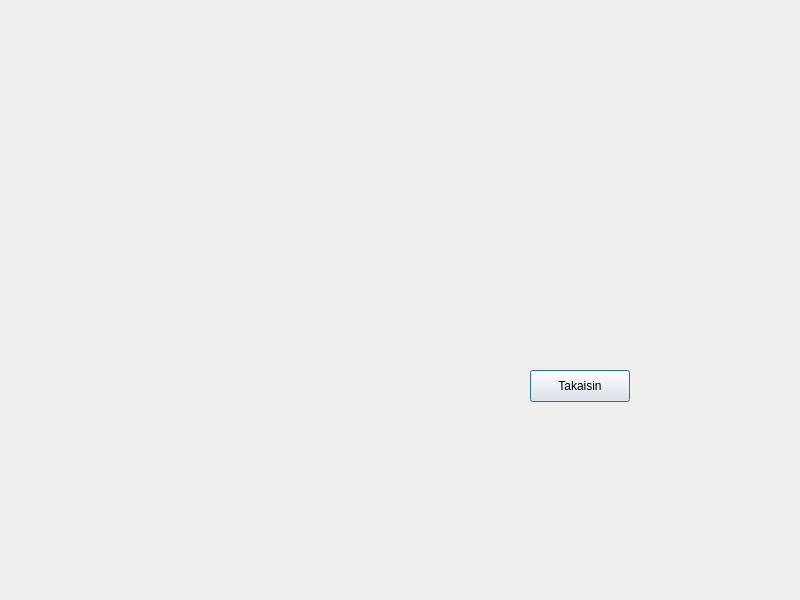
Qt form bank-automat/withdraw.ui (DeveMike/Software_Development_Application_Project) before a commit.
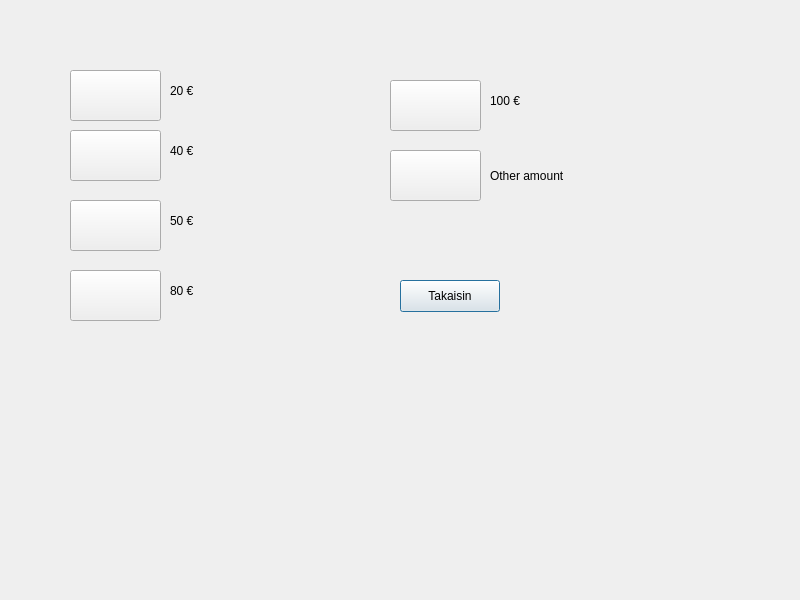
The same form after that commit. Icons and pictures are not drawn.

What changed in the file:
```diff
--- a/bank-automat/withdraw.ui
+++ b/bank-automat/withdraw.ui
@@ -16,8 +16,8 @@
   <widget class="QPushButton" name="btnBack">
    <property name="geometry">
     <rect>
-     <x>530</x>
-     <y>370</y>
+     <x>400</x>
+     <y>280</y>
      <width>100</width>
      <height>32</height>
     </rect>
@@ -26,6 +26,222 @@
     <string>Takaisin</string>
    </property>
   </widget>
+  <widget class="QLabel" name="txtOut_50">
+   <property name="geometry">
+    <rect>
+     <x>170</x>
+     <y>210</y>
+     <width>61</width>
+     <height>21</height>
+    </rect>
+   </property>
+   <property name="text">
+    <string>50 €</string>
+   </property>
+  </widget>
+  <widget class="QPushButton" name="buttonOut_40">
+   <property name="geometry">
+    <rect>
+     <x>70</x>
+     <y>130</y>
+     <width>91</width>
+     <height>51</height>
+    </rect>
+   </property>
+   <property name="text">
+    <string/>
+   </property>
+   <property name="icon">
+    <iconset>
+     <normaloff>:/resources/arrow.jpg</normaloff>:/resources/arrow.jpg</iconset>
+   </property>
+   <property name="iconSize">
+    <size>
+     <width>32</width>
+     <height>32</height>
+    </size>
+   </property>
+  </widget>
+  <widget class="QPushButton" name="buttonOut_x">
+   <property name="geometry">
+    <rect>
+     <x>390</x>
+     <y>150</y>
+     <width>91</width>
+     <height>51</height>
+    </rect>
+   </property>
+   <property name="text">
+    <string/>
+   </property>
+   <property name="icon">
+    <iconset>
+     <normaloff>:/resources/arrow.jpg</normaloff>:/resources/arrow.jpg</iconset>
+   </property>
+   <property name="iconSize">
+    <size>
+     <width>32</width>
+     <height>32</height>
+    </size>
+   </property>
+  </widget>
+  <widget class="QPushButton" name="buttonOut_20">
+   <property name="geometry">
+    <rect>
+     <x>70</x>
+     <y>70</y>
+     <width>91</width>
+     <height>51</height>
+    </rect>
+   </property>
+   <property name="text">
+    <string/>
+   </property>
+   <property name="icon">
+    <iconset>
+     <normaloff>:/resources/arrow.jpg</normaloff>:/resources/arrow.jpg</iconset>
+   </property>
+   <property name="iconSize">
+    <size>
+     <width>32</width>
+     <height>32</height>
+    </size>
+   </property>
+  </widget>
+  <widget class="QLabel" name="txtOut_40">
+   <property name="geometry">
+    <rect>
+     <x>170</x>
+     <y>140</y>
+     <width>61</width>
+     <height>21</height>
+    </rect>
+   </property>
+   <property name="text">
+    <string>40 €</string>
+   </property>
+  </widget>
+  <widget class="QPushButton" name="buttonOut_100">
+   <property name="geometry">
+    <rect>
+     <x>390</x>
+     <y>80</y>
+     <width>91</width>
+     <height>51</height>
+    </rect>
+   </property>
+   <property name="text">
+    <string/>
+   </property>
+   <property name="icon">
+    <iconset>
+     <normaloff>:/resources/arrow.jpg</normaloff>:/resources/arrow.jpg</iconset>
+   </property>
+   <property name="iconSize">
+    <size>
+     <width>32</width>
+     <height>32</height>
+    </size>
+   </property>
+  </widget>
+  <widget class="QPushButton" name="buttonOut_50">
+   <property name="geometry">
+    <rect>
+     <x>70</x>
+     <y>200</y>
+     <width>91</width>
+     <height>51</height>
+    </rect>
+   </property>
+   <property name="text">
+    <string/>
+   </property>
+   <property name="icon">
+    <iconset>
+     <normaloff>:/resources/arrow.jpg</normaloff>:/resources/arrow.jpg</iconset>
+   </property>
+   <property name="iconSize">
+    <size>
+     <width>32</width>
+     <height>32</height>
+    </size>
+   </property>
+  </widget>
+  <widget class="QPushButton" name="buttonOut_80">
+   <property name="geometry">
+    <rect>
+     <x>70</x>
+     <y>270</y>
+     <width>91</width>
+     <height>51</height>
+    </rect>
+   </property>
+   <property name="text">
+    <string/>
+   </property>
+   <property name="icon">
+    <iconset>
+     <normaloff>:/resources/arrow.jpg</normaloff>:/resources/arrow.jpg</iconset>
+   </property>
+   <property name="iconSize">
+    <size>
+     <width>32</width>
+     <height>32</height>
+    </size>
+   </property>
+  </widget>
+  <widget class="QLabel" name="txtOut_x">
+   <property name="geometry">
+    <rect>
+     <x>490</x>
+     <y>160</y>
+     <width>111</width>
+     <height>31</height>
+    </rect>
+   </property>
+   <property name="text">
+    <string>Other amount</string>
+   </property>
+  </widget>
+  <widget class="QLabel" name="txtOut_20">
+   <property name="geometry">
+    <rect>
+     <x>170</x>
+     <y>80</y>
+     <width>61</width>
+     <height>21</height>
+    </rect>
+   </property>
+   <property name="text">
+    <string>20 €</string>
+   </property>
+  </widget>
+  <widget class="QLabel" name="txtOut_100">
+   <property name="geometry">
+    <rect>
+     <x>490</x>
+     <y>90</y>
+     <width>61</width>
+     <height>21</height>
+    </rect>
+   </property>
+   <property name="text">
+    <string>100 €</string>
+   </property>
+  </widget>
+  <widget class="QLabel" name="txtOut_80">
+   <property name="geometry">
+    <rect>
+     <x>170</x>
+     <y>280</y>
+     <width>61</width>
+     <height>21</height>
+    </rect>
+   </property>
+   <property name="text">
+    <string>80 €</string>
+   </property>
+  </widget>
  </widget>
  <resources/>
  <connections/>
```
